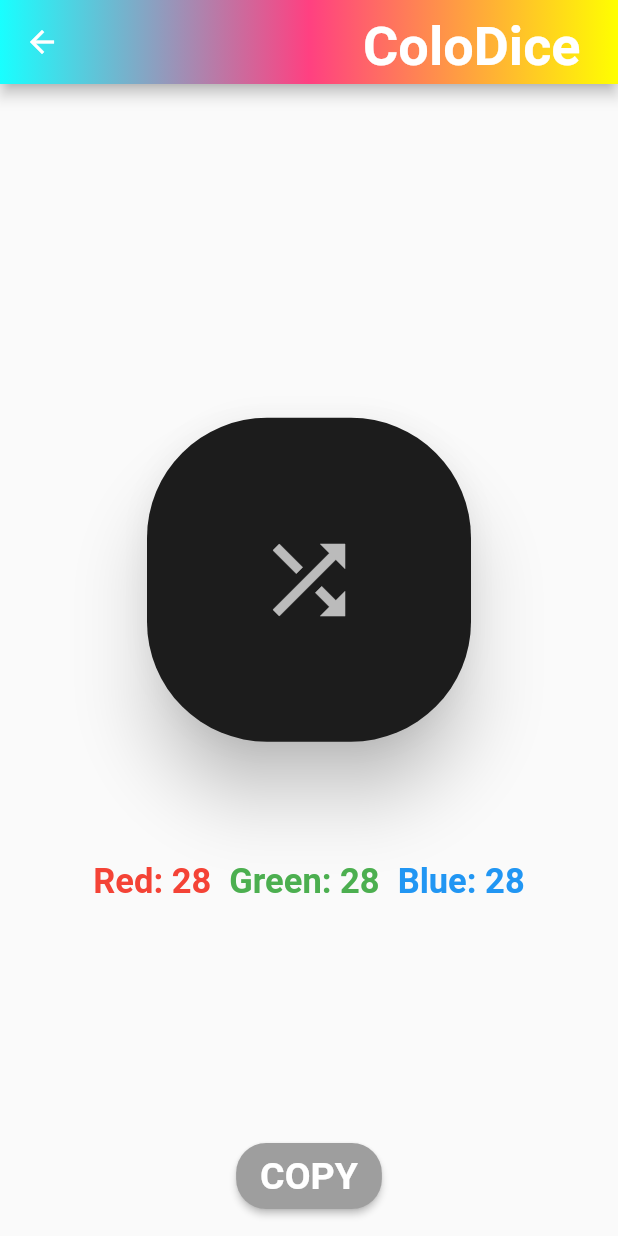
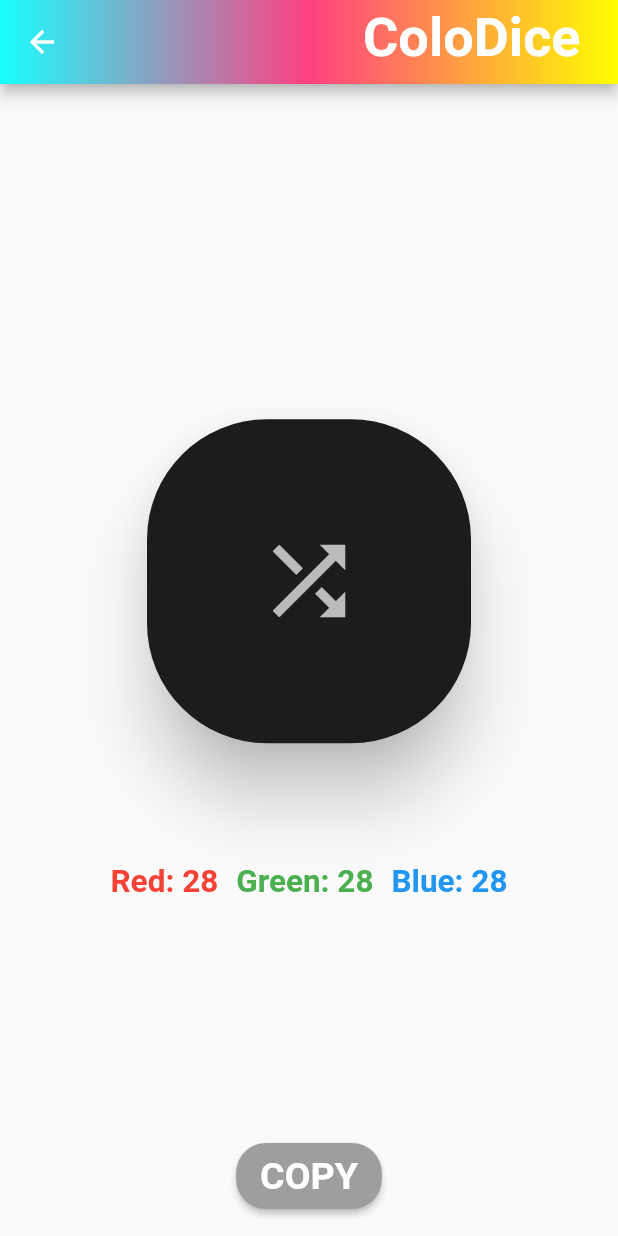
Before and after one commit to hiroshield/colorich, a Flutter app: the screen it shows after launch, after a tap on the "shuffle" icon, on a phone screen of 412 x 824 dp. Run offline on Flutter 3.47's test engine with Material 2 defaults, Android fonts, the phone set to English and light mode, and no system bars; our stand-ins replace modal_bottom_sheet, new_gradient_app_bar, simple_shadow; missing offline and left inert: cyclop; Roboto replaces fonts that are missing (KleeOne).

Commit message:
投稿開始ボタン、投稿終了ボタンの慣性。 Fontfamilyをすべてに適用。 ColoDiceを一部修正。 ポップアップタイムを調整。

```diff
--- a/lib/main.dart
+++ b/lib/main.dart
@@ -5,6 +5,7 @@
 import 'dart:ui';
 import 'package:modal_bottom_sheet/modal_bottom_sheet.dart';
 import 'new_piece_view.dart';
+import 'package:simple_shadow/simple_shadow.dart';
 
 void main() {
   runApp(const MyApp());
@@ -40,12 +41,13 @@
       appBar: NewGradientAppBar(
         centerTitle: false,
         title: Padding(
-          padding: const EdgeInsets.all(8.0),
+          padding: const EdgeInsets.only(left: 7.0, bottom: 1.0, right: 7.0),
           child: Text(
             widget.title,
             style: const TextStyle(
               fontSize: 36.0,
-              fontWeight: FontWeight.bold,
+              fontFamily: "KleeOne",
+              fontWeight: FontWeight.w600,
             ),
           ),
         ),
@@ -87,14 +89,21 @@
       body: const Center(),
       floatingActionButton: MaterialButton(
         shape: const CircleBorder(),
-        child: const Image(
-          image: AssetImage('images/popup.png'),
-          height: 77,
-          width: 77,
+        child: SimpleShadow(
+          opacity: 0.3,
           color: Colors.black,
+          offset: const Offset(0, 6.5),
+          child: const Image(
+            image: AssetImage('images/ccc.png'),
+            height: 77,
+            width: 77,
+          ),
         ),
         onPressed: () {
           showCupertinoModalBottomSheet(
+            barrierColor: const Color.fromARGB(100, 0, 0, 0),
+            topRadius: const Radius.circular(33),
+            duration: const Duration(milliseconds: 400),
             context: context,
             builder: (context) {
               return const NewPieceView();
--- a/lib/shuffle_color/colodice.dart
+++ b/lib/shuffle_color/colodice.dart
@@ -22,11 +22,12 @@
         centerTitle: false,
         actions: const [
           Padding(
-            padding: EdgeInsets.only(right: 25, top: 10),
+            padding: EdgeInsets.only(right: 25, top: 4),
             child: Text(
               'ColoDice',
               style: TextStyle(
                 fontSize: 36.0,
+                fontFamily: "KleeOne",
                 fontWeight: FontWeight.bold,
               ),
             ),
@@ -82,7 +83,7 @@
                 Text(
                   'Red: ${dice.hexRGB[dice.ranHR]}',
                   style: const TextStyle(
-                    fontSize: 23.0,
+                    fontSize: 21.0,
                     fontWeight: FontWeight.w700,
                     color: Colors.red,
                   ),
@@ -93,7 +94,7 @@
                 Text(
                   'Green: ${dice.hexRGB[dice.ranHG]}',
                   style: const TextStyle(
-                    fontSize: 23.0,
+                    fontSize: 21.0,
                     fontWeight: FontWeight.w700,
                     color: Colors.green,
                   ),
@@ -104,7 +105,7 @@
                 Text(
                   'Blue: ${dice.hexRGB[dice.ranHB]}',
                   style: const TextStyle(
-                    fontSize: 23.0,
+                    fontSize: 21.0,
                     fontWeight: FontWeight.w700,
                     color: Colors.blue,
                   ),
@@ -130,7 +131,6 @@
                 text:
                     '#${dice.copiedHEX[dice.ranHR]}${dice.copiedHEX[dice.ranHG]}${dice.copiedHEX[dice.ranHB]}');
 
-            const snackBar = SnackBar(content: Text('Copied to Clipboard'));
             Clipboard.setData(data);
             showDialog(
               context: context,
```
Also changed, not shown: lib/new_piece_view.dart (+14 -13 lines), images/ccc.png (added), 3 other files.
